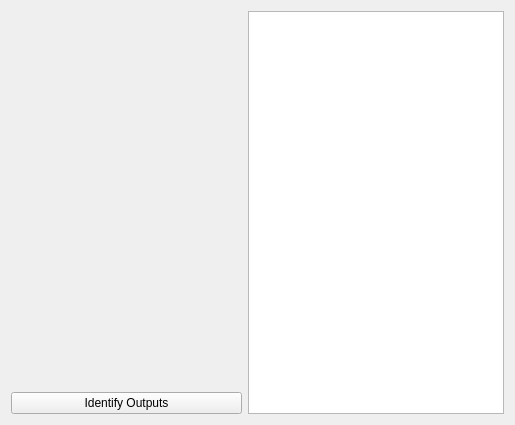
First picture: the form in kcontrol/randr/randrconfigbase.ui, repository mgottschlag/kwin-tiling, before the edit.
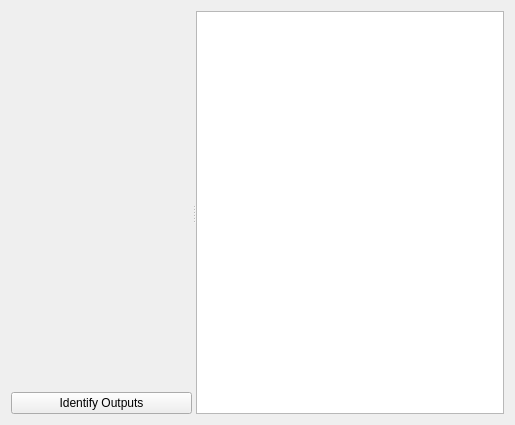
Second picture: the form after the edit.

Commit message: Use a QSplitter to make this widget somewhat more usable and make the sceneView to update when it is resized itself (and not when its parent is resized), which fixes resizing issues introduced by the splitter.

```diff
--- a/kcontrol/randr/randrconfigbase.ui
+++ b/kcontrol/randr/randrconfigbase.ui
@@ -14,6 +14,11 @@
   </property>
   <layout class="QHBoxLayout" name="horizontalLayout" >
    <item>
+    <widget class="QSplitter" name="splitter" >
+     <property name="orientation" >
+      <enum>Qt::Horizontal</enum>
+     </property>
+     <widget class="QWidget" name="layoutWidget" >
     <layout class="QVBoxLayout" name="verticalLayout" >
      <item>
       <widget class="QWidget" native="1" name="outputList" >
@@ -39,9 +44,9 @@
       </widget>
      </item>
     </layout>
-   </item>
-   <item>
+     </widget>
     <widget class="QGraphicsView" name="screenView" />
+    </widget>
    </item>
   </layout>
  </widget>
```
Lines whose indentation alone changed are shown as unchanged. The commit also changes 2 other files.
